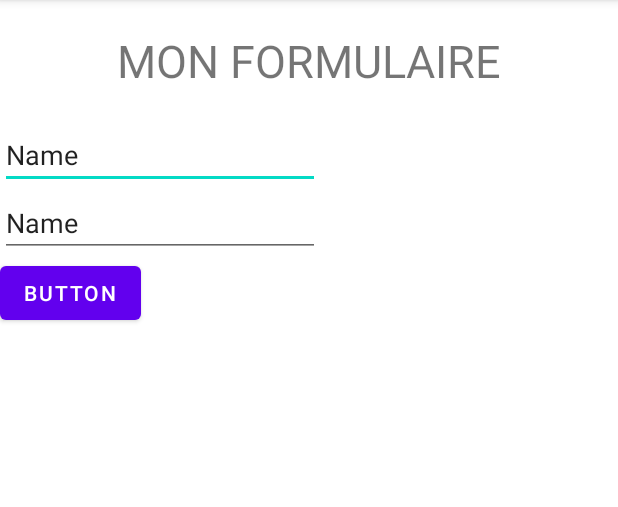
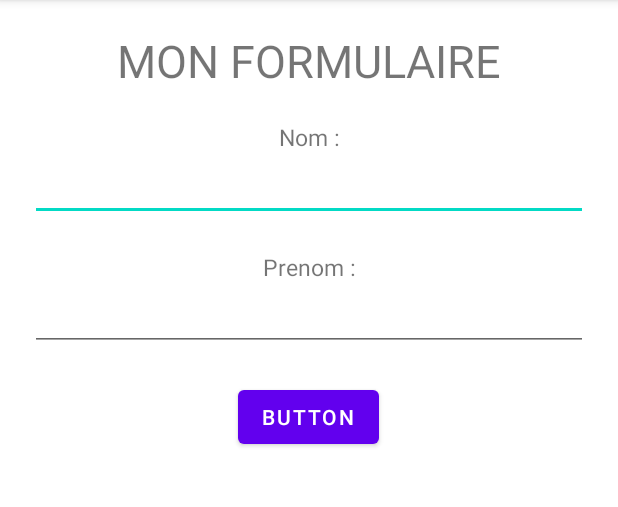
Before and after one commit to bezedache29/FirstApp, an Android app: the screen it shows after launch (MainActivity), on a phone screen of 412 x 824 dp, the part 84-591 px from its top. Run offline under Robolectric (Android 15) with nearby library versions, the phone set to English and light mode, and no system bars.

Commit message:
Modification formulaire

```diff
--- a/app/src/main/res/layout/activity_main.xml
+++ b/app/src/main/res/layout/activity_main.xml
@@ -20,23 +20,50 @@
         tools:layout_editor_absoluteX="76dp"
         tools:layout_editor_absoluteY="29dp" />
 
+    <TextView
+        android:id="@+id/labelLastname"
+        android:layout_width="match_parent"
+        android:layout_height="wrap_content"
+        android:gravity="center_horizontal"
+        android:text="Nom :"
+        android:textSize="15dp"
+        android:layout_marginHorizontal="20dp"
+        tools:layout_editor_absoluteX="76dp"
+        tools:layout_editor_absoluteY="29dp" />
+
+
     <EditText
         android:id="@+id/editTextTextPersonName"
-        android:layout_width="wrap_content"
+        android:layout_width="match_parent"
         android:layout_height="wrap_content"
         android:ems="10"
         android:inputType="textPersonName"
-        android:text="Name"
+        android:text=""
+        android:layout_marginHorizontal="20dp"
         tools:layout_editor_absoluteX="87dp"
         tools:layout_editor_absoluteY="88dp" />
 
+    <TextView
+        android:id="@+id/labelFirstname"
+        android:layout_width="match_parent"
+        android:layout_height="wrap_content"
+        android:gravity="center_horizontal"
+        android:text="Prenom :"
+        android:textSize="15dp"
+        android:layout_marginHorizontal="20dp"
+        android:layout_marginTop="20dp"
+        tools:layout_editor_absoluteX="76dp"
+        tools:layout_editor_absoluteY="29dp" />
+
+
     <EditText
         android:id="@+id/editTextTextPersonName2"
-        android:layout_width="wrap_content"
+        android:layout_width="match_parent"
         android:layout_height="wrap_content"
         android:ems="10"
         android:inputType="textPersonName"
-        android:text="Name"
+        android:text=""
+        android:layout_marginHorizontal="20dp"
         tools:layout_editor_absoluteX="87dp"
         tools:layout_editor_absoluteY="174dp" />
 
@@ -45,6 +72,9 @@
         android:layout_width="wrap_content"
         android:layout_height="wrap_content"
         android:text="Button"
+        android:layout_gravity="center_horizontal"
+        android:layout_marginHorizontal="20dp"
+        android:layout_marginTop="20dp"
         tools:layout_editor_absoluteX="141dp"
         tools:layout_editor_absoluteY="281dp" />
 </LinearLayout>
```
